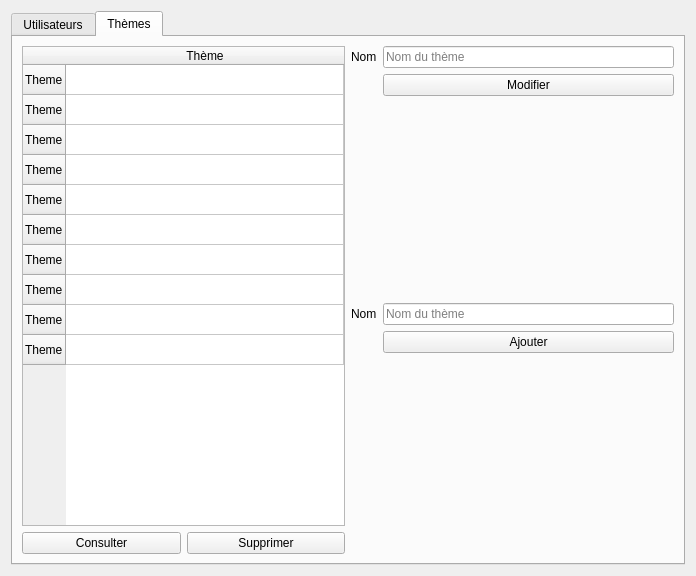
Above: menuprincipal.ui from G4bleb/salt-n-pepper before the change. Below: the same form after it.
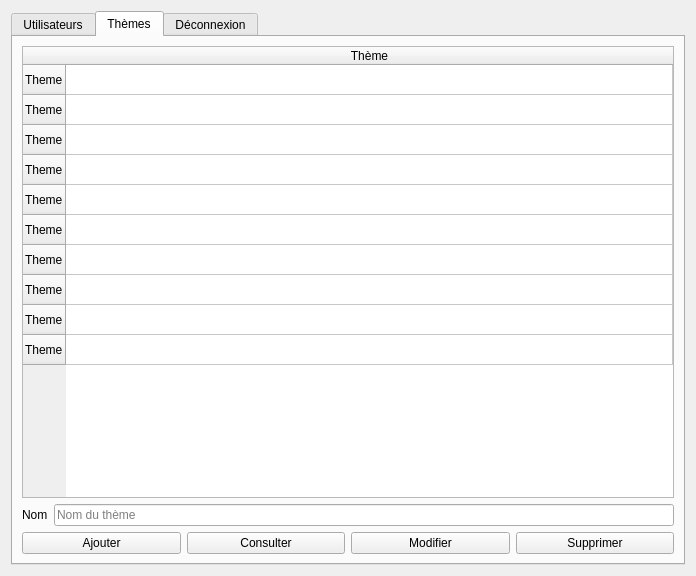
That is the form after the change. The open tabs and pages were chosen to show the change.

Patch:
```diff
--- a/menuprincipal.ui
+++ b/menuprincipal.ui
@@ -303,8 +303,33 @@
              </column>
             </widget>
            </item>
+           <item>
+            <layout class="QFormLayout" name="formLayout_10">
+             <item row="0" column="0">
+              <widget class="QLabel" name="label_19">
+               <property name="text">
+                <string>Nom</string>
+               </property>
+              </widget>
+             </item>
+             <item row="0" column="1">
+              <widget class="QLineEdit" name="lineEdit_20">
+               <property name="placeholderText">
+                <string>Nom du thème</string>
+               </property>
+              </widget>
+             </item>
+            </layout>
+           </item>
            <item>
             <layout class="QHBoxLayout" name="horizontalLayout_20">
+             <item>
+              <widget class="QPushButton" name="pushButton_18">
+               <property name="text">
+                <string>Ajouter</string>
+               </property>
+              </widget>
+             </item>
              <item>
               <widget class="QPushButton" name="pushButton_consulter_theme">
                <property name="text">
@@ -313,63 +338,16 @@
               </widget>
              </item>
              <item>
-              <widget class="QPushButton" name="pushButton_supprimer_theme">
-               <property name="text">
-                <string>Supprimer</string>
-               </property>
-              </widget>
-             </item>
-            </layout>
-           </item>
-          </layout>
-         </item>
-         <item>
-          <layout class="QVBoxLayout" name="verticalLayout_8">
-           <item>
-            <layout class="QFormLayout" name="formLayout_9">
-             <item row="0" column="0">
-              <widget class="QLabel" name="label_18">
-               <property name="text">
-                <string>Nom</string>
-               </property>
-              </widget>
-             </item>
-             <item row="0" column="1">
-              <widget class="QLineEdit" name="lineEdit_19">
-               <property name="placeholderText">
-                <string>Nom du thème</string>
-               </property>
-              </widget>
-             </item>
-             <item row="1" column="1">
               <widget class="QPushButton" name="pushButton_17">
                <property name="text">
                 <string>Modifier</string>
                </property>
               </widget>
              </item>
-            </layout>
-           </item>
-           <item>
-            <layout class="QFormLayout" name="formLayout_10">
-             <item row="0" column="0">
-              <widget class="QLabel" name="label_19">
+             <item>
+              <widget class="QPushButton" name="pushButton_supprimer_theme">
                <property name="text">
-                <string>Nom</string>
-               </property>
-              </widget>
-             </item>
-             <item row="1" column="1">
-              <widget class="QPushButton" name="pushButton_18">
-               <property name="text">
-                <string>Ajouter</string>
-               </property>
-              </widget>
-             </item>
-             <item row="0" column="1">
-              <widget class="QLineEdit" name="lineEdit_20">
-               <property name="placeholderText">
-                <string>Nom du thème</string>
+                <string>Supprimer</string>
                </property>
               </widget>
              </item>
@@ -381,6 +359,20 @@
        </item>
       </layout>
      </widget>
+     <widget class="QWidget" name="tab">
+      <attribute name="title">
+       <string>Déconnexion</string>
+      </attribute>
+      <layout class="QVBoxLayout" name="verticalLayout_2">
+       <item>
+        <widget class="QPushButton" name="pushButton">
+         <property name="text">
+          <string>Déconnexion</string>
+         </property>
+        </widget>
+       </item>
+      </layout>
+     </widget>
     </widget>
    </item>
   </layout>
```
Left out of the diff: 49 changed lines with no effect on the pictures.
